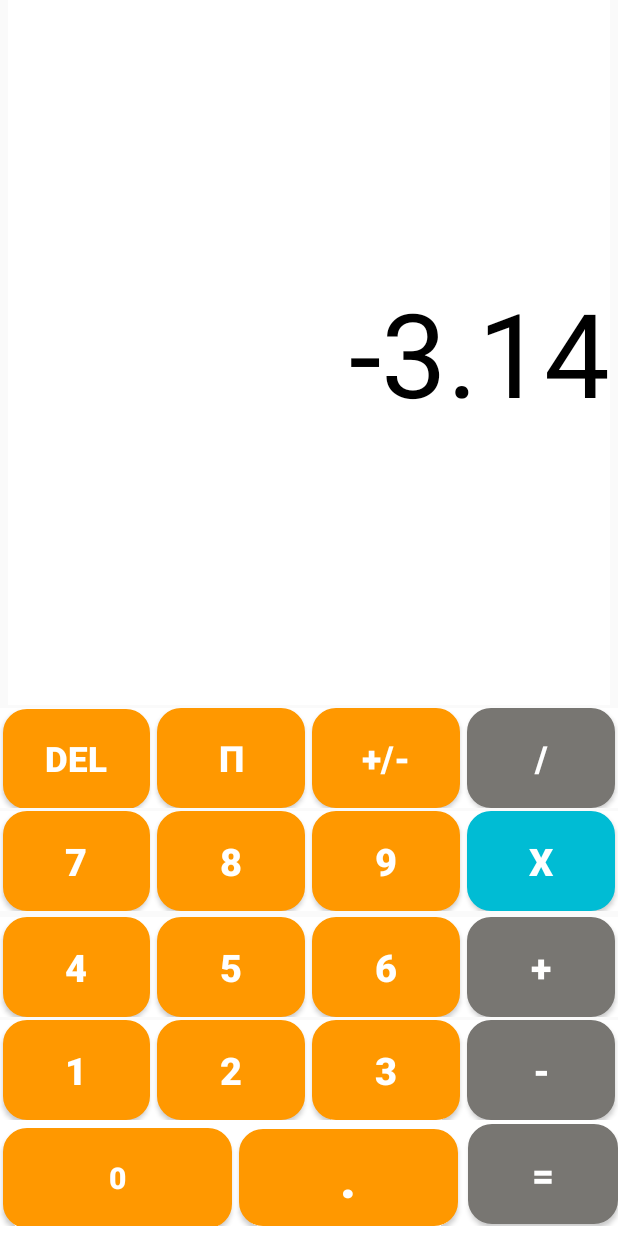
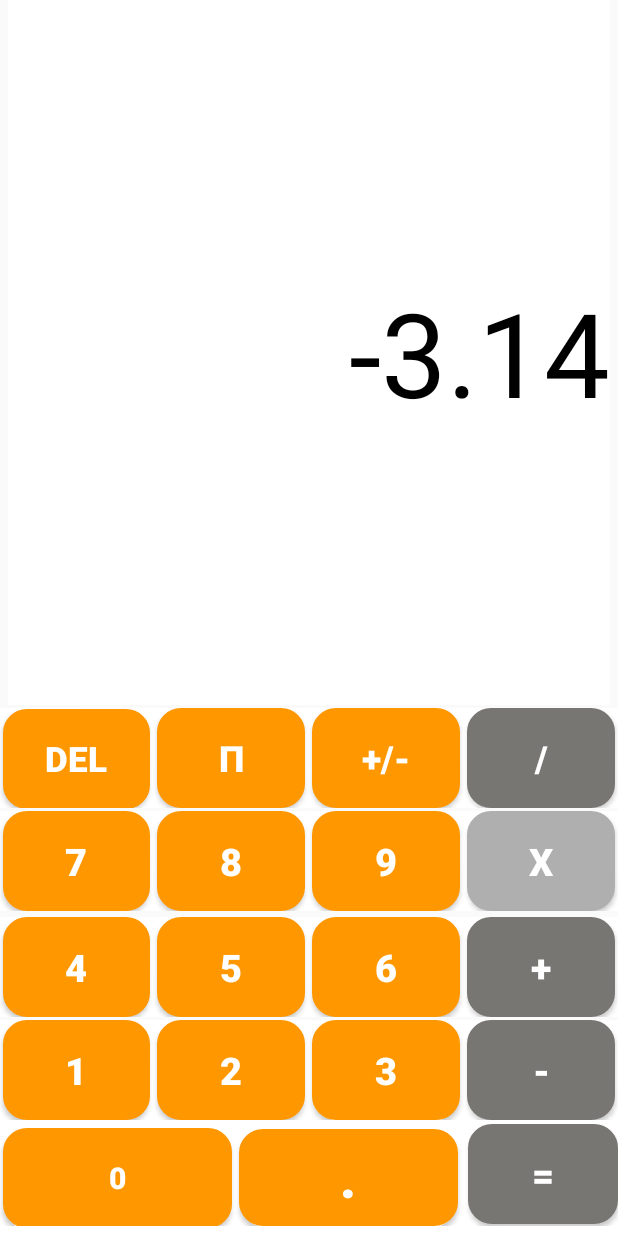
Before and after one commit to NunoFernandesofficial/Calculadora2, an Android app: the screen it shows after launch (MainActivity), after a tap on an icon or button, on a phone screen of 412 x 824 dp. Run offline under Robolectric (Android 15) with nearby library versions, the phone set to English and light mode, and no system bars; 3 other taps on this screen came first.

Commit message:
05/09/2020 commit Changed the buttons background color after the onClickEvent

```diff
--- a/src/main/res/drawable/my_buttonazul.xml
+++ b/src/main/res/drawable/my_buttonazul.xml
@@ -3,8 +3,8 @@
     <item android:state_pressed="true">
         <shape android:shape="rectangle"  >
             <corners android:radius="15dip" />
-            <stroke android:width="1dip" android:color="#00BCD4" />
-            <gradient android:angle="-90" android:startColor="#00BCD4" android:endColor="#00BCD4"  />
+            <stroke android:width="1dip" android:color="#FFAFAFAF" />
+            <gradient android:angle="-90" android:startColor="#FFAFAFAF" android:endColor="#FFAFAFAF"  />
         </shape>
 
 
@@ -12,16 +12,16 @@
     <item android:state_focused="true">
         <shape android:shape="rectangle"  >
             <corners android:radius="3dip" />
-            <stroke android:width="1dip" android:color="#00BCD4" />
-            <solid android:color="#00BCD4"/>
+            <stroke android:width="1dip" android:color="#FFAFAFAF" />
+            <solid android:color="#FFAFAFAF"/>
         </shape>
     </item>
 
     <item >
         <shape android:shape="rectangle"  >
             <corners android:radius="15dip" />
-            <stroke android:width="1dip" android:color="#00BCD4" />
-            <gradient android:angle="-90" android:startColor="#00BCD4" android:endColor="#00BCD4" />
+            <stroke android:width="1dip" android:color="#FFAFAFAF" />
+            <gradient android:angle="-90" android:startColor="#FFAFAFAF" android:endColor="#FFAFAFAF" />
         </shape>
     </item>
 
```
